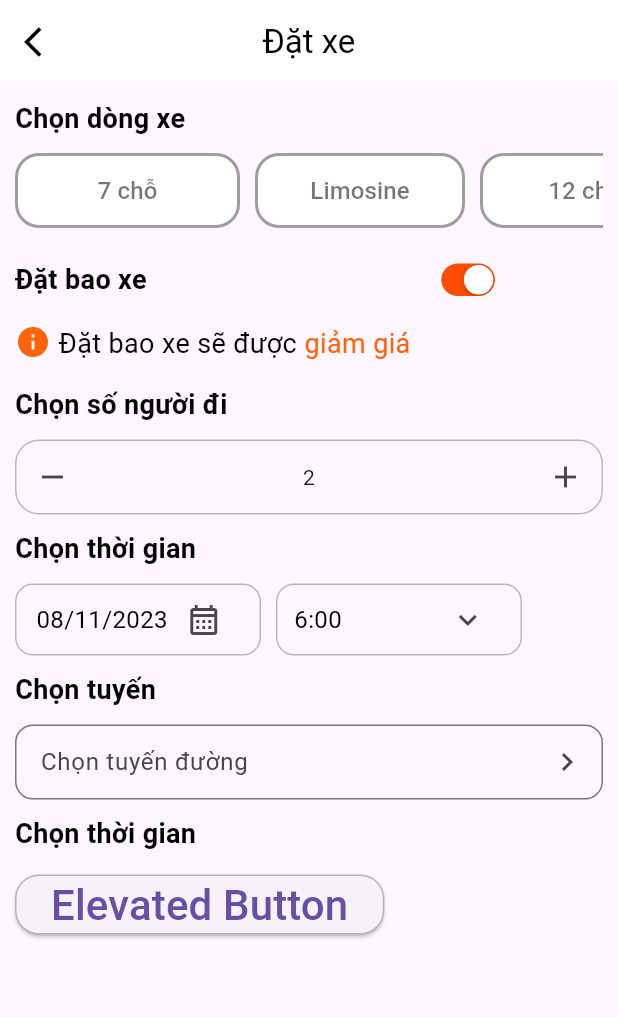
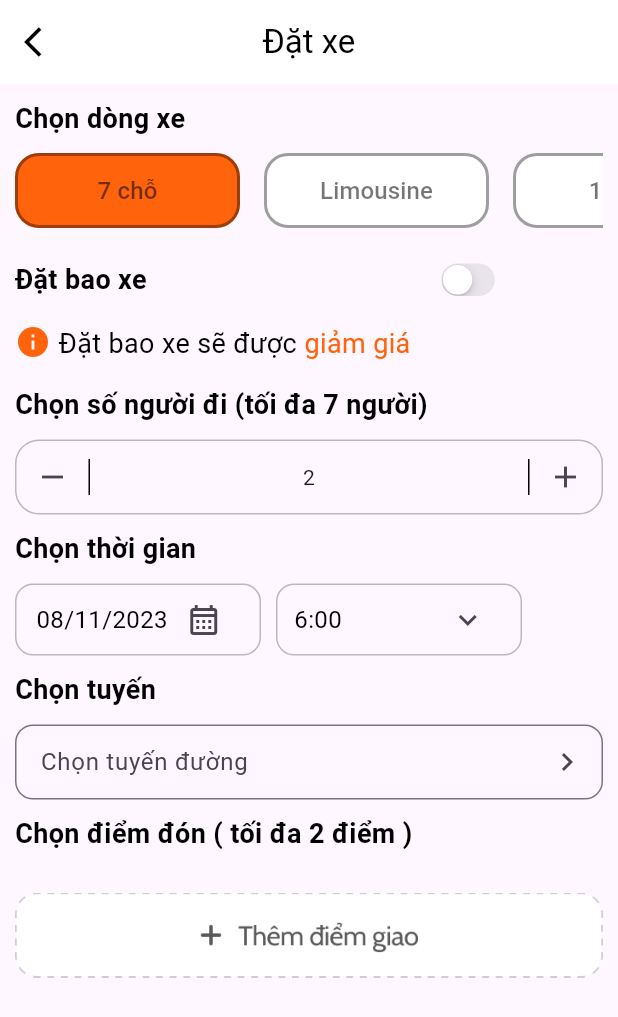
Before and after one commit to nt1311/todo_xeke_customer, a Flutter app: the BookingCarScreen screen opened by its route, on a phone screen of 412 x 824 dp. Shown: the top 1017 px of the screen. Run offline on Flutter 3.47's test engine with Material 2 defaults, Android fonts, the phone set to English and light mode, and no system bars; our stand-ins replace fluttertoast, get, rxdart; Roboto replaces fonts that are missing (Canbi, Canbin).

Commit message:
booking_car

```diff
--- a/lib/config/constants/app_icons.dart
+++ b/lib/config/constants/app_icons.dart
@@ -4,4 +4,5 @@ class AppIcons {
   static const String icCalendarTab = 'assets/icons/ic_calendar_tab.png';
   static const String icNotifiTab = 'assets/icons/ic_notifi_tab.png';
   static const String icProfileTab = 'assets/icons/ic_profile_tab.png';
+  static const String imgButtonAdd = 'assets/images/img_button_add.png';
 }
--- a/lib/modules/booking_car/booking_car_controller.dart
+++ b/lib/modules/booking_car/booking_car_controller.dart
@@ -1,7 +1,31 @@
+import 'package:flutter/cupertino.dart';
 import 'package:get/get.dart';
-
 import 'package:todo_xeke_customer/routes/app_pages.dart';
 
+class ChoosePoint {
+  final String chooseRoute;
+  final String phone;
+
+  ChoosePoint({required this.chooseRoute, required this.phone});
+}
+
 class HomeTabController extends GetxController {
+  final ValueNotifier<List<ChoosePoint>> listChoosePoint = ValueNotifier([]);
+  List<String> car = ['7 chỗ', 'Limousine', '12 chỗ', '16 chỗ'];
+  RxBool isSwitched = false.obs;
+  RxInt selectIndex = 0.obs;
+
+  addPoint() {
+    if (listChoosePoint.value.length < 2) {
+      listChoosePoint.value.add(ChoosePoint(chooseRoute: 'Chọn điểm đón', phone: 'Số điện thoại'));
+      listChoosePoint.notifyListeners();
+    }
+  }
+
+  bookCar(bool value) {
+    isSwitched.value = value;
+    notifyChildrens();
+  }
+
   void BookingCarController() => Get.toNamed(AppRoutes.BOOKING_CAR);
 }
--- a/lib/modules/booking_car/booking_car_screen.dart
+++ b/lib/modules/booking_car/booking_car_screen.dart
@@ -2,6 +2,10 @@ import 'package:flutter/cupertino.dart';
 import 'package:flutter/material.dart';
 import 'package:get/get.dart';
 import 'package:todo_xeke_customer/config/constants/app_colors.dart';
+import 'package:todo_xeke_customer/config/constants/app_icons.dart';
+
+import '../../widget/input_widget.dart';
+import 'booking_car_controller.dart';
 
 class BookingCarScreen extends StatefulWidget {
   const BookingCarScreen({super.key});
@@ -11,7 +15,8 @@ class BookingCarScreen extends StatefulWidget {
 }
 
 class _BookingCarScreen extends State<BookingCarScreen> {
-  BookingCarScreen homeTabController = Get.put(BookingCarScreen());
+  final _viewController = Get.put(HomeTabController());
+
   @override
   Widget build(BuildContext context) {
     return Scaffold(
@@ -34,8 +39,7 @@ class _BookingCarScreen extends State<BookingCarScreen> {
   }
 
   Widget _body() {
-    return Container(
-      child: SingleChildScrollView(
+    return SingleChildScrollView(
       physics: BouncingScrollPhysics(),
       child: Column(
         children: [
@@ -52,18 +56,15 @@ class _BookingCarScreen extends State<BookingCarScreen> {
           const SizedBox(height: 10),
           _chooseRoute(),
           const SizedBox(height: 10),
-            _chossePickPoint(),
+          _choosePickPoint(),
         ],
-        ),
       ),
     );
   }
 
   Widget _selectCarLine() {
-    return Container(
-      padding: EdgeInsets.symmetric(horizontal: 10),
-      child: SingleChildScrollView(
-        scrollDirection: Axis.horizontal,
+    return Padding(
+      padding: const EdgeInsets.symmetric(horizontal: 10),
       child: Column(
         crossAxisAlignment: CrossAxisAlignment.start,
         children: [
@@ -76,109 +77,45 @@ class _BookingCarScreen extends State<BookingCarScreen> {
                 fontSize: 18),
           ),
           const SizedBox(height: 10),
-            Row(
-              children: [
-                Container(
+          SingleChildScrollView(
+            scrollDirection: Axis.horizontal,
+            child: Wrap(
+              spacing: 16,
+              children: List.generate(
+                  _viewController.car.length,
+                  (index) => Obx(
+                        () => Container(
                           width: 150,
                           height: 50,
                           child: ElevatedButton(
                             style: ElevatedButton.styleFrom(
-                      backgroundColor: Colors.white,
+                              backgroundColor: _viewController.selectIndex.value == index
+                                  ? PRIMARY_ORANGE_BASE
+                                  : Colors.white,
                               elevation: 0,
                               side: BorderSide(width: 2, color: Colors.black38),
                               shape: RoundedRectangleBorder(
                                 borderRadius: BorderRadius.circular(16),
                               ),
                             ),
-                    onPressed: () {},
-                    child: const Text(
-                      "7 chỗ",
-                      style: TextStyle(
-                          fontFamily: "Canbi",
-                          fontSize: 16,
-                          color: Colors.black54),
+                            onPressed: () => _viewController.selectIndex.value = index,
+                            child: Text(
+                              _viewController.car[index],
+                              style: const TextStyle(
+                                  fontFamily: "Canbi", fontSize: 16, color: Colors.black54),
                             ),
                           ),
                         ),
-                Container(
-                  width: 150,
-                  height: 50,
-                  padding: EdgeInsets.only(left: 10),
-                  child: ElevatedButton(
-                    style: ElevatedButton.styleFrom(
-                      backgroundColor: Colors.white,
-                      elevation: 0,
-                      side: BorderSide(width: 2, color: Colors.black38),
-                      shape: RoundedRectangleBorder(
-                        borderRadius: BorderRadius.circular(16),
+                      )),
             ),
-                    ),
-                    onPressed: () {},
-                    child: const Text(
-                      "Limosine",
-                      style: TextStyle(
-                          fontFamily: "Canbi",
-                          fontSize: 16,
-                          color: Colors.black54),
-                    ),
-                  ),
-                ),
-                Container(
-                  width: 150,
-                  height: 50,
-                  padding: EdgeInsets.only(left: 10),
-                  child: ElevatedButton(
-                    style: ElevatedButton.styleFrom(
-                      backgroundColor: Colors.white,
-                      elevation: 0,
-                      side: BorderSide(width: 2, color: Colors.black38),
-                      shape: RoundedRectangleBorder(
-                        borderRadius: BorderRadius.circular(16),
-                      ),
-                    ),
-                    onPressed: () {},
-                    child: const Text(
-                      "12 chỗ",
-                      style: TextStyle(
-                          fontFamily: "Canbi",
-                          fontSize: 16,
-                          color: Colors.black54),
-                    ),
-                  ),
-                ),
-                Container(
-                  width: 150,
-                  height: 50,
-                  padding: EdgeInsets.only(left: 10),
-                  child: ElevatedButton(
-                    style: ElevatedButton.styleFrom(
-                      backgroundColor: Colors.white,
-                      elevation: 0,
-                      side: BorderSide(width: 2, color: Colors.black38),
-                      shape: RoundedRectangleBorder(
-                        borderRadius: BorderRadius.circular(16),
-                      ),
-                    ),
-                    onPressed: () {},
-                    child: const Text(
-                      "16 chỗ",
-                      style: TextStyle(
-                          fontFamily: "Canbi",
-                          fontSize: 16,
-                          color: Colors.black54),
-                    ),
-                  ),
-                ),
+          )
         ],
-            ),
-          ],
-        ),
       ),
     );
   }
 
   Widget _orderBagCar() {
-    bool isSwitched = true;
+    print('build');
     return Container(
       padding: EdgeInsets.symmetric(horizontal: 10),
       child: Row(
@@ -192,18 +129,16 @@ class _BookingCarScreen extends State<BookingCarScreen> {
                 fontSize: 18),
           ),
           const SizedBox(width: 180),
-          Transform.scale(
+          Obx(() {
+            return Transform.scale(
               scale: 0.7,
               child: CupertinoSwitch(
-              value: isSwitched,
-              activeColor: Color.fromARGB(255, 255, 77, 0),
-              onChanged: (bool? value) {
-                setState(() {
-                  isSwitched = value ?? false;
-                });
-              },
+                value: _viewController.isSwitched.value,
+                activeColor: PRIMARY_ORANGE_BASE,
+                onChanged: _viewController.bookCar,
               ),
-          ),
+            );
+          })
         ],
       ),
     );
@@ -220,14 +155,12 @@ class _BookingCarScreen extends State<BookingCarScreen> {
           SizedBox(width: 5),
           Text(
             "Đặt bao xe sẽ được",
-            style: TextStyle(
-                fontFamily: "Canbin", color: Colors.black, fontSize: 18),
+            style: TextStyle(fontFamily: "Canbin", color: Colors.black, fontSize: 18),
           ),
           SizedBox(width: 5),
           Text(
             "giảm giá",
-            style: TextStyle(
-                fontFamily: "Canbin", color: PRIMARY_ORANGE_BASE, fontSize: 18),
+            style: TextStyle(fontFamily: "Canbin", color: PRIMARY_ORANGE_BASE, fontSize: 18),
           ),
         ],
       ),
@@ -241,13 +174,15 @@ class _BookingCarScreen extends State<BookingCarScreen> {
         child: Column(
           crossAxisAlignment: CrossAxisAlignment.start,
           children: [
-            const Text(
-              "Chọn số người đi",
-              style: TextStyle(
+            Obx(
+              () => Text(
+                "Chọn số người đi (tối đa ${_viewController.car[_viewController.selectIndex.value].replaceAll('chỗ', 'người').replaceAll('Limousine', 'ffffff')})",
+                style: const TextStyle(
                     fontFamily: "Canbin",
                     fontWeight: FontWeight.w700,
                     color: Colors.black,
                     fontSize: 18),
+              ),
             ),
             const SizedBox(height: 10),
             Container(
@@ -256,22 +191,17 @@ class _BookingCarScreen extends State<BookingCarScreen> {
                 border: Border.all(color: Colors.black26),
               ),
               child: Row(
-                mainAxisAlignment: MainAxisAlignment.spaceBetween,
                 children: [
-                  Container(
-                    child: IconButton(
+                  IconButton(
                     icon: const Icon(Icons.remove),
                     onPressed: () {},
                   ),
-                  ),
-                  Container(
-                    child: Text("2"),
-                  ),
-                  Container(
-                    child: IconButton(
+                  Container(width: 1, height: 24, color: Colors.black),
+                  const Expanded(child: Center(child: Text("2"))),
+                  Container(width: 1, height: 24, color: Colors.black),
+                  IconButton(
                     icon: const Icon(Icons.add),
                     onPressed: () {},
-                    ),
                   ),
                 ],
               ),
@@ -314,10 +244,8 @@ class _BookingCarScreen extends State<BookingCarScreen> {
                         children: [
                           const Text(
                             "08/11/2023",
-                            style: TextStyle(
-                                fontFamily: "Canbin",
-                                color: Colors.black,
-                                fontSize: 16),
+                            style:
+                                TextStyle(fontFamily: "Canbin", color: Colors.black, fontSize: 16),
                           ),
                           IconButton(
                             icon: const Icon(
@@ -347,10 +275,8 @@ class _BookingCarScreen extends State<BookingCarScreen> {
                         children: [
                           const Text(
                             "6:00",
-                            style: TextStyle(
-                                fontFamily: "Canbin",
-                                color: Colors.black,
-                                fontSize: 16),
+                            style:
+                                TextStyle(fontFamily: "Canbin", color: Colors.black, fontSize: 16),
                           ),
                           SizedBox(width: 60),
                           IconButton(
@@ -377,8 +303,8 @@ class _BookingCarScreen extends State<BookingCarScreen> {
       padding: EdgeInsets.symmetric(horizontal: 10),
       child: Column(
         crossAxisAlignment: CrossAxisAlignment.start,
-        children: [
-          const Text(
+        children: const [
+          Text(
             "Chọn tuyến",
             style: TextStyle(
                 fontFamily: "Canbin",
@@ -387,32 +313,21 @@ class _BookingCarScreen extends State<BookingCarScreen> {
                 fontSize: 18),
           ),
           const SizedBox(height: 10),
-          Container(
-            child: TextField(
-              decoration: InputDecoration(
-                contentPadding: EdgeInsets.all(13),
-                hintText: "Chọn tuyến đường",
-                suffixIcon: Icon(Icons.keyboard_arrow_right_outlined),
-                fillColor: Colors.black26,
-                border: OutlineInputBorder(
-                  borderRadius: BorderRadius.circular(12),
-                ),
-              ),
-            ),
-          ),
+          InputWidget(
+              hintText: 'Chọn tuyến đường', suffixIcon: Icon(Icons.keyboard_arrow_right_outlined))
         ],
       ),
     );
   }
 
-  Widget _chossePickPoint() {
+  Widget _choosePickPoint() {
     return Container(
-      padding: EdgeInsets.symmetric(horizontal: 10),
+      padding: const EdgeInsets.symmetric(horizontal: 10),
       child: Column(
         crossAxisAlignment: CrossAxisAlignment.start,
         children: [
           const Text(
-            "Chọn thời gian",
+            "Chọn điểm đón ( tối đa 2 điểm )",
             style: TextStyle(
                 fontFamily: "Canbin",
                 fontWeight: FontWeight.w700,
@@ -420,28 +335,52 @@ class _BookingCarScreen extends State<BookingCarScreen> {
                 fontSize: 18),
           ),
           const SizedBox(height: 10),
-          Container(
-            child: Row(
+          ValueListenableBuilder<List<ChoosePoint>>(
+            valueListenable: _viewController.listChoosePoint,
+            builder: (context, listChoosePoint, child) => Wrap(
+                runSpacing: 16,
+                children: List.generate(
+                    listChoosePoint.length,
+                    (index) => Container(
+                          padding: const EdgeInsets.symmetric(horizontal: 12),
+                          decoration: BoxDecoration(
+                              border: Border.all(color: Colors.black),
+                              borderRadius: BorderRadius.circular(12)),
+                          child: Column(
                             children: [
-                ElevatedButton(
-                  style: ElevatedButton.styleFrom(
-                    side: BorderSide(color: Colors.black26),
-                    shape: RoundedRectangleBorder(
-                      borderRadius: BorderRadius.circular(16),
+                              _buildItemRow(
+                                Icons.location_on_rounded,
+                                listChoosePoint[index].chooseRoute,
+                                iconRight: Icons.clear,
+                                readOnly: true,
+                                onTap: () => print('qua màn chọn điểm đón'),
                               ),
-                  ),
-                  child: Text(
-                    'Elevated Button',
-                    style: TextStyle(fontSize: 28),
-                  ),
-                  onPressed: () {},
-                ),
+                              const Divider(thickness: 1, height: 1, color: Colors.black),
+                              _buildItemRow(Icons.phone, listChoosePoint[index].phone),
                             ],
                           ),
+                        ))),
           ),
-          SizedBox(width: 10),
+          const SizedBox(width: 10, height: 16),
+          GestureDetector(
+              onTap: () => _viewController.addPoint(), child: Image.asset(AppIcons.imgButtonAdd)),
         ],
       ),
     );
   }
+
+  Widget _buildItemRow(IconData icon, String title,
+      {IconData? iconRight, bool readOnly = false, VoidCallback? onTap}) {
+    return Row(
+      children: [
+        Icon(icon, size: 20),
+        const SizedBox(width: 8),
+        Expanded(
+          child: InputWidget(
+              hintText: title, border: InputBorder.none, readOnly: readOnly, onTap: onTap),
+        ),
+        iconRight != null ? Icon(iconRight, size: 20) : const SizedBox(),
+      ],
+    );
   }
+}
--- /dev/null
+++ b/lib/widget/input_widget.dart
@@ -0,0 +1,30 @@
+import 'package:flutter/material.dart';
+
+class InputWidget extends StatelessWidget {
+  final String? hintText;
+  final InputBorder? border;
+  final Widget? suffixIcon;
+  final bool readOnly;
+  final VoidCallback? onTap;
+
+  const InputWidget(
+      {super.key, this.hintText, this.border, this.suffixIcon, this.readOnly = false, this.onTap});
+
+  @override
+  Widget build(BuildContext context) {
+    return TextField(
+      onTap: onTap,
+      readOnly: readOnly,
+      decoration: InputDecoration(
+        contentPadding: EdgeInsets.all(13),
+        hintText: hintText,
+        suffixIcon: suffixIcon,
+        fillColor: Colors.black26,
+        border: border ??
+            OutlineInputBorder(
+              borderRadius: BorderRadius.circular(12),
+            ),
+      ),
+    );
+  }
+}
```
Also changed, not shown: assets/images/img_button_add.png (added). Lines whose indentation alone changed are shown as unchanged.
